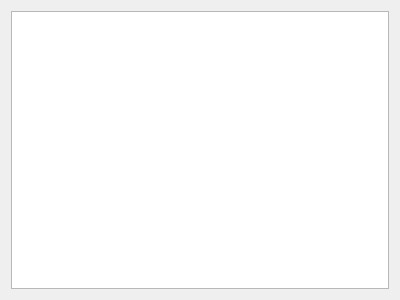
First picture: the form in forms/memory_widget.ui, repository tuxflo/Memory_Qt_GUI, before the edit.
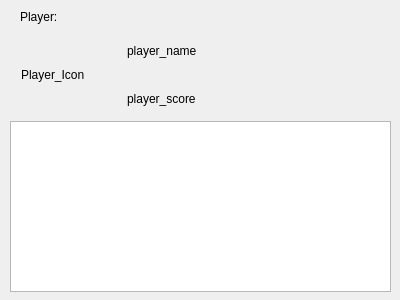
Second picture: the form after the edit.

Commit message:
Added name and Picture shown in Memory Widget
Now the active Player is show above the memory widget.

What changed in the file:
```diff
--- a/forms/memory_widget.ui
+++ b/forms/memory_widget.ui
@@ -13,11 +13,86 @@
   <property name="windowTitle">
    <string>Form</string>
   </property>
-  <layout class="QHBoxLayout" name="horizontalLayout">
-   <item>
-    <widget class="QGraphicsView" name="graphicsView"/>
-   </item>
-  </layout>
+  <widget class="QGraphicsView" name="graphicsView">
+   <property name="geometry">
+    <rect>
+     <x>10</x>
+     <y>121</y>
+     <width>381</width>
+     <height>171</height>
+    </rect>
+   </property>
+  </widget>
+  <widget class="QLabel" name="title">
+   <property name="geometry">
+    <rect>
+     <x>20</x>
+     <y>10</y>
+     <width>57</width>
+     <height>14</height>
+    </rect>
+   </property>
+   <property name="text">
+    <string>Player:</string>
+   </property>
+  </widget>
+  <widget class="QWidget" name="">
+   <property name="geometry">
+    <rect>
+     <x>21</x>
+     <y>31</y>
+     <width>358</width>
+     <height>88</height>
+    </rect>
+   </property>
+   <layout class="QGridLayout" name="gridLayout">
+    <item row="0" column="0" rowspan="2">
+     <widget class="QLabel" name="player_icon">
+      <property name="minimumSize">
+       <size>
+        <width>50</width>
+        <height>50</height>
+       </size>
+      </property>
+      <property name="maximumSize">
+       <size>
+        <width>100</width>
+        <height>200</height>
+       </size>
+      </property>
+      <property name="text">
+       <string>Player_Icon</string>
+      </property>
+      <property name="scaledContents">
+       <bool>false</bool>
+      </property>
+     </widget>
+    </item>
+    <item row="0" column="1">
+     <widget class="QLabel" name="player_name">
+      <property name="text">
+       <string>player_name</string>
+      </property>
+      <property name="textFormat">
+       <enum>Qt::RichText</enum>
+      </property>
+     </widget>
+    </item>
+    <item row="1" column="1">
+     <widget class="QLabel" name="player_score">
+      <property name="minimumSize">
+       <size>
+        <width>150</width>
+        <height>30</height>
+       </size>
+      </property>
+      <property name="text">
+       <string>player_score</string>
+      </property>
+     </widget>
+    </item>
+   </layout>
+  </widget>
  </widget>
  <resources/>
  <connections/>
```
The commit also changes 6 other files.
